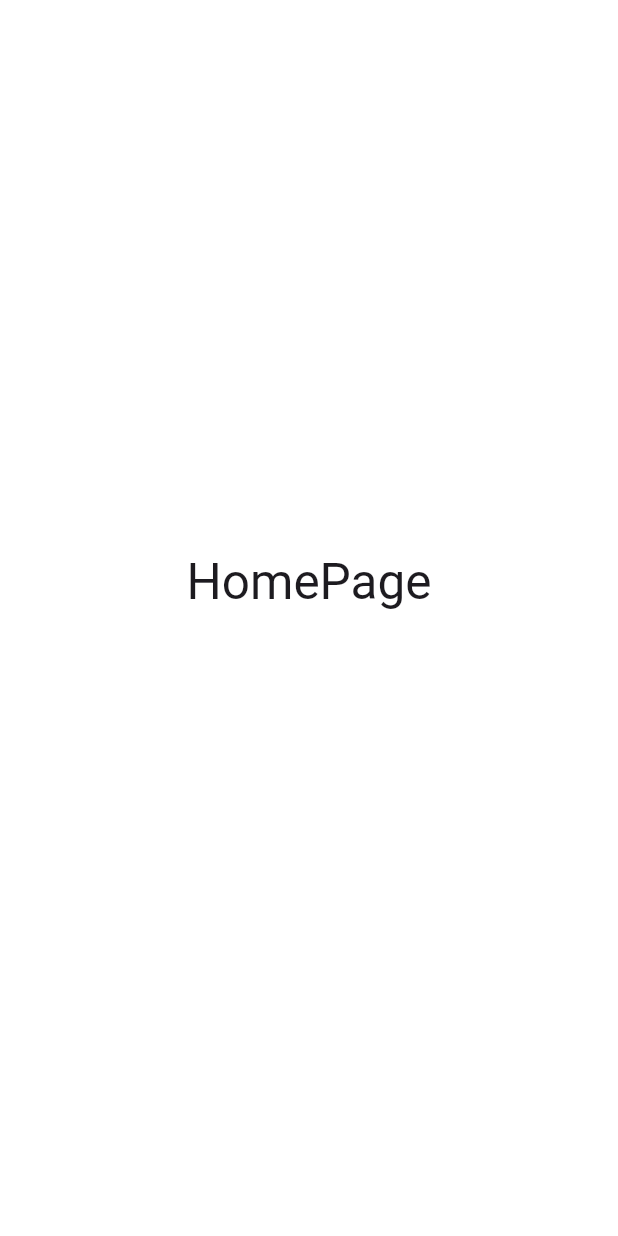
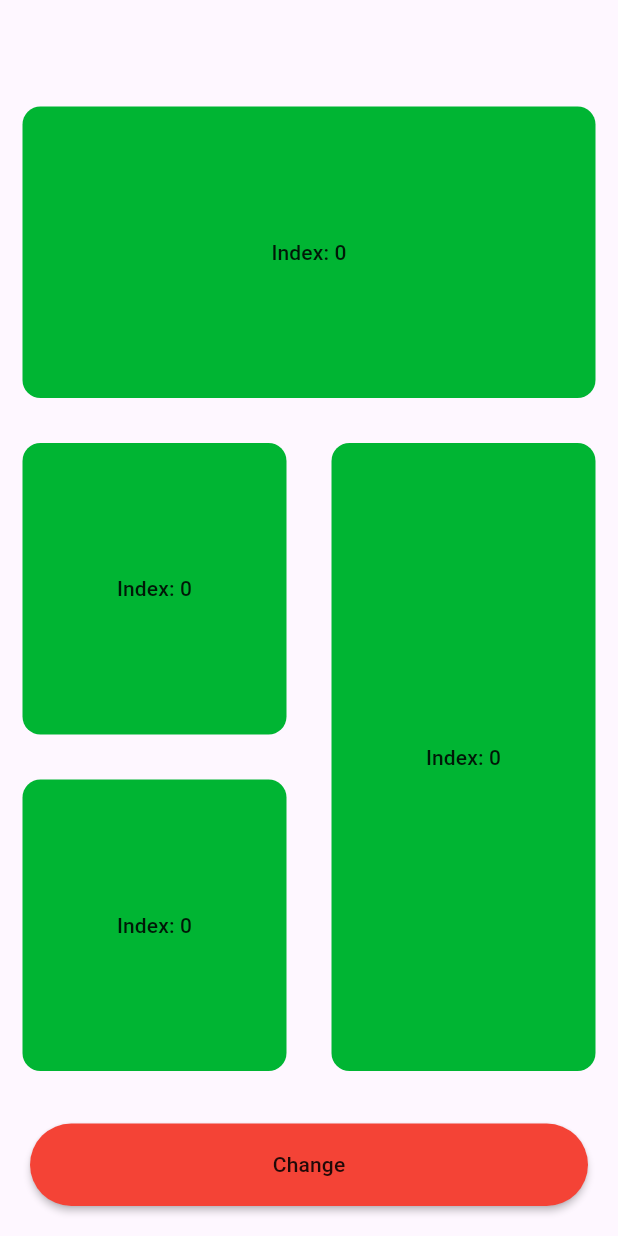
Before and after one commit to Boburbek6010/learn_routing_g10, a Flutter app: the screen it shows after launch, on a phone screen of 412 x 824 dp. Run offline on Flutter 3.47's test engine with Material 3 defaults, Android fonts, the light colour scheme and no system bars; our stand-ins replace flutter_svg, go_router.

Commit message:
state management

```diff
--- /dev/null
+++ b/lib/UI/home/pages/home_page.dart
@@ -0,0 +1,54 @@
+import 'package:flutter/material.dart';
+import 'package:learn_routing_g10/UI/home/widgets/home_left_bottom_item_widget.dart';
+import 'package:learn_routing_g10/UI/home/widgets/home_left_top_item_widget.dart';
+import 'package:learn_routing_g10/UI/home/widgets/home_right_item_widget.dart';
+
+import '../widgets/home_top_item_widget.dart';
+
+class HomePage extends StatelessWidget {
+  const HomePage({super.key});
+
+  @override
+  Widget build(BuildContext context) {
+    return Scaffold(
+      appBar: AppBar(),
+      body: Column(
+        children: [
+          const Expanded(
+            flex: 1,
+            child: HomeTopItemWidget(),
+          ),
+          const Expanded(
+            flex: 2,
+            child: Row(
+              children: [
+                Expanded(
+                  child: Column(
+                    children: [
+                      HomeLeftTopItemWidget(),
+                      HomeLeftBottomItemWidget(),
+                    ],
+                  ),
+                ),
+                HomeRightItemWidget()
+              ],
+            ),
+          ),
+
+
+          Padding(
+            padding: const EdgeInsets.all(20.0),
+            child: MaterialButton(
+              color: Colors.red,
+              minWidth: double.infinity,
+              height: 55,
+              onPressed: (){},
+              shape: const StadiumBorder(),
+              child: const Text("Change"),
+            ),
+          ),
+        ],
+      ),
+    );
+  }
+}
--- /dev/null
+++ b/lib/UI/home/widgets/home_left_bottom_item_widget.dart
@@ -0,0 +1,44 @@
+import 'package:flutter/material.dart';
+
+import '../../../core/style/app_colors.dart';
+
+class HomeLeftBottomItemWidget extends StatefulWidget {
+  const HomeLeftBottomItemWidget({super.key});
+
+  @override
+  State<HomeLeftBottomItemWidget> createState() => _HomeLeftBottomItemWidgetState();
+}
+
+class _HomeLeftBottomItemWidgetState extends State<HomeLeftBottomItemWidget> {
+
+  int index = 0;
+
+  void increase() {
+    index++;
+    setState(() {});
+  }
+
+
+  @override
+  Widget build(BuildContext context) {
+    return Expanded(
+      child: Container(
+        margin: const EdgeInsets.all(15),
+        decoration: BoxDecoration(
+          borderRadius: BorderRadius.circular(12),
+          color: AppColors.l00B533,
+        ),
+        child: MaterialButton(
+          shape: RoundedRectangleBorder(
+            borderRadius: BorderRadius.circular(12),
+          ),
+          minWidth: double.infinity,
+          height: double.infinity,
+          onPressed: increase,
+          padding: EdgeInsets.zero,
+          child: Text("Index: $index"),
+        ),
+      ),
+    );
+  }
+}
--- /dev/null
+++ b/lib/UI/home/widgets/home_left_top_item_widget.dart
@@ -0,0 +1,42 @@
+import 'package:flutter/material.dart';
+
+import '../../../core/style/app_colors.dart';
+
+class HomeLeftTopItemWidget extends StatefulWidget {
+  const HomeLeftTopItemWidget({super.key});
+
+  @override
+  State<HomeLeftTopItemWidget> createState() => _HomeLeftTopItemWidgetState();
+}
+
+class _HomeLeftTopItemWidgetState extends State<HomeLeftTopItemWidget> {
+  int index = 0;
+
+  void increase() {
+    index++;
+    setState(() {});
+  }
+
+  @override
+  Widget build(BuildContext context) {
+    return Expanded(
+      child: Container(
+        margin: const EdgeInsets.all(15),
+        decoration: BoxDecoration(
+          borderRadius: BorderRadius.circular(12),
+          color: AppColors.l00B533,
+        ),
+        child: MaterialButton(
+          shape: RoundedRectangleBorder(
+            borderRadius: BorderRadius.circular(12),
+          ),
+          minWidth: double.infinity,
+          height: double.infinity,
+          onPressed: increase,
+          padding: EdgeInsets.zero,
+          child: Text("Index: $index"),
+        ),
+      ),
+    );
+  }
+}
--- /dev/null
+++ b/lib/UI/home/widgets/home_right_item_widget.dart
@@ -0,0 +1,42 @@
+import 'package:flutter/material.dart';
+
+import '../../../core/style/app_colors.dart';
+
+class HomeRightItemWidget extends StatefulWidget {
+  const HomeRightItemWidget({super.key});
+
+  @override
+  State<HomeRightItemWidget> createState() => _HomeRightItemWidgetState();
+}
+
+class _HomeRightItemWidgetState extends State<HomeRightItemWidget> {
+  int index = 0;
+
+  void increase() {
+    index++;
+    setState(() {});
+  }
+
+  @override
+  Widget build(BuildContext context) {
+    return Expanded(
+      child: Container(
+        margin: const EdgeInsets.all(15),
+        decoration: BoxDecoration(
+          borderRadius: BorderRadius.circular(12),
+          color: AppColors.l00B533,
+        ),
+        child: MaterialButton(
+          shape: RoundedRectangleBorder(
+            borderRadius: BorderRadius.circular(12),
+          ),
+          minWidth: double.infinity,
+          height: double.infinity,
+          onPressed: increase,
+          padding: EdgeInsets.zero,
+          child: Text("Index: $index"),
+        ),
+      ),
+    );
+  }
+}
--- /dev/null
+++ b/lib/UI/home/widgets/home_top_item_widget.dart
@@ -0,0 +1,39 @@
+import 'package:flutter/material.dart';
+import 'package:learn_routing_g10/core/style/app_colors.dart';
+
+class HomeTopItemWidget extends StatefulWidget {
+  const HomeTopItemWidget({super.key});
+
+  @override
+  State<HomeTopItemWidget> createState() => HomeTopItemWidgetState();
+}
+
+class HomeTopItemWidgetState extends State<HomeTopItemWidget> {
+  int index = 0;
+
+  void increase() {
+    index++;
+    setState(() {});
+  }
+
+  @override
+  Widget build(BuildContext context) {
+    return Container(
+      margin: const EdgeInsets.all(15),
+      decoration: BoxDecoration(
+        borderRadius: BorderRadius.circular(12),
+        color: AppColors.l00B533,
+      ),
+      child: MaterialButton(
+        shape: RoundedRectangleBorder(
+          borderRadius: BorderRadius.circular(12),
+        ),
+        minWidth: double.infinity,
+        height: double.infinity,
+        onPressed: increase,
+        padding: EdgeInsets.zero,
+        child: Text("Index: $index"),
+      ),
+    );
+  }
+}
--- a/lib/core/route/go_route_system.dart
+++ b/lib/core/route/go_route_system.dart
@@ -1,12 +1,6 @@
-import 'package:flutter/material.dart';
 import 'package:go_router/go_router.dart';
 import 'package:learn_routing_g10/core/route/app_route_name.dart';
-import 'package:learn_routing_g10/core/style/app_images.dart';
-import 'package:learn_routing_g10/widget/category_page.dart';
-import 'package:learn_routing_g10/widget/detail_page.dart';
-import 'package:learn_routing_g10/widget/home_page.dart';
-import 'package:learn_routing_g10/widget/main_page.dart';
-import 'package:learn_routing_g10/widget/profile_page.dart';
+import '../../UI/home/pages/home_page.dart';
 
 final class GoRouteSystem{
 
@@ -17,48 +11,7 @@ final class GoRouteSystem{
       GoRoute(
         path: AppRouteName.home,
         builder: (context, state) => const HomePage(),
-        routes: [
-          GoRoute(
-            path: AppRouteName.detail,
-            builder: (context, state) => const DetailPage(),
-            routes: [
-              GoRoute(
-                path: AppRouteName.category,
-                builder: (context, state) => const CategoryPage(),
-              ),
-
-            ]
-          ),
-        ]
       ),
-      GoRoute(
-        path: AppRouteName.profile,
-        builder: (context, state) => const ProfilePage(),
-      ),
-      ShellRoute(
-        builder: (context, state, child){
-          return MainPage(
-            child: child,
-          );
-        },
-        routes: [
-          GoRoute(
-            path: AppRouteName.profile,
-            builder: (context, state) => const ProfilePage(),
-          ),
-          GoRoute(
-            path: AppRouteName.profile,
-            builder: (context, state) => const ProfilePage(),
-          ),
-          GoRoute(
-            path: AppRouteName.profile,
-            builder: (context, state) => const ProfilePage(),
-          ),
-        ]
-      )
-
     ]
   );
-
-
 }
--- a/lib/widget/home_page.dart
+++ /dev/null
@@ -1,40 +0,0 @@
-import 'package:flutter/material.dart';
-import 'package:go_router/go_router.dart';
-import 'package:learn_routing_g10/core/route/app_route_name.dart';
-import 'package:learn_routing_g10/core/style/app_colors.dart';
-import 'package:learn_routing_g10/core/style/app_images.dart';
-
-class HomePage extends StatefulWidget {
-  const HomePage({super.key});
-
-  @override
-  State<HomePage> createState() => _HomePageState();
-}
-
-class _HomePageState extends State<HomePage> {
-  @override
-  Widget build(BuildContext context) {
-    return Scaffold(
-      backgroundColor: Colors.white,
-      body: Center(
-        child: Column(
-          mainAxisAlignment: MainAxisAlignment.center,
-          children: [
-            Text(
-              "HomePage",
-              style: Theme.of(context).textTheme.displaySmall?.copyWith(
-                    fontSize: 33,
-                  ),
-            ),
-            MaterialButton(
-              onPressed: () async {
-                // next page
-                var result = await context.push("${AppRouteName.home}${AppRouteName.detail}/${AppRouteName.category}", extra: {"ss": "dd"});
-              },
-            )
-          ],
-        ),
-      ),
-    );
-  }
-}
```
Also changed, not shown: lib/core/route/app_route.dart (+53 -53 lines), lib/widget/category_page.dart (deleted, +0 -24 lines), lib/widget/detail_page.dart (deleted, +0 -23 lines), lib/widget/main_page.dart (deleted, +0 -37 lines), lib/widget/profile_page.dart (deleted, +0 -23 lines), lib/UI/auth/pages/login_page.dart (added), lib/UI/auth/pages/register_page.dart (added), lib/UI/auth/widgets/login_textfield_widget.dart (added), lib/UI/auth/widgets/login_top_indexed_item_widget.dart (added), lib/UI/auth/widgets/register_main_card_widget.dart (added), lib/UI/auth/widgets/register_scroll_element_widget.dart (added).
